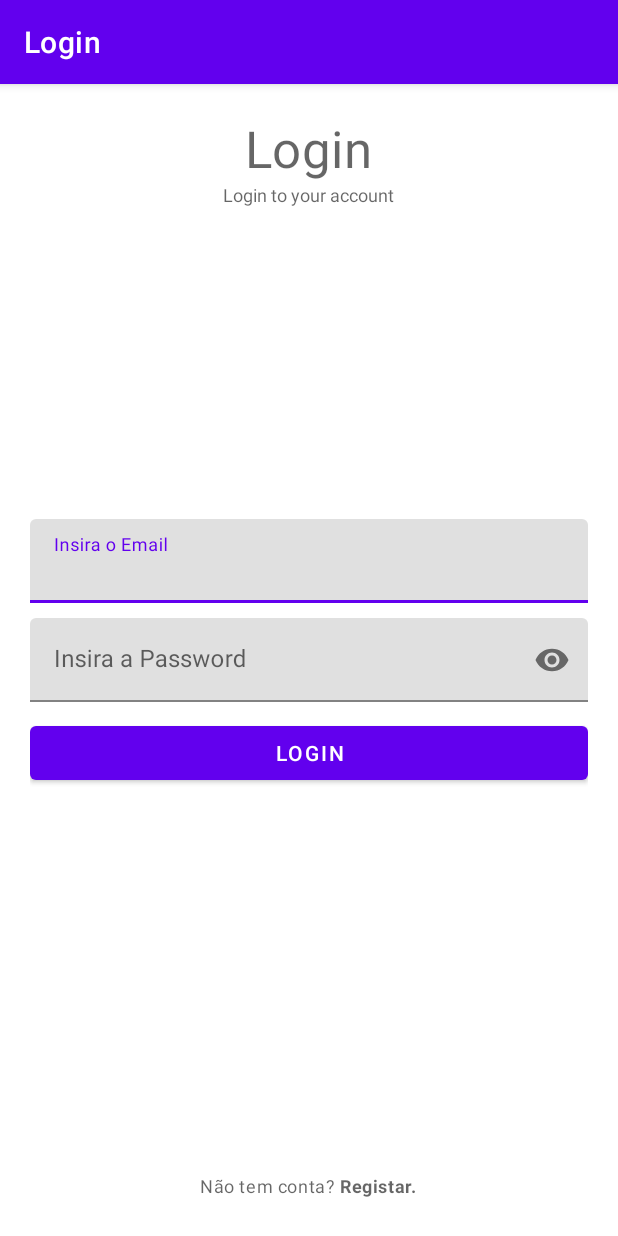
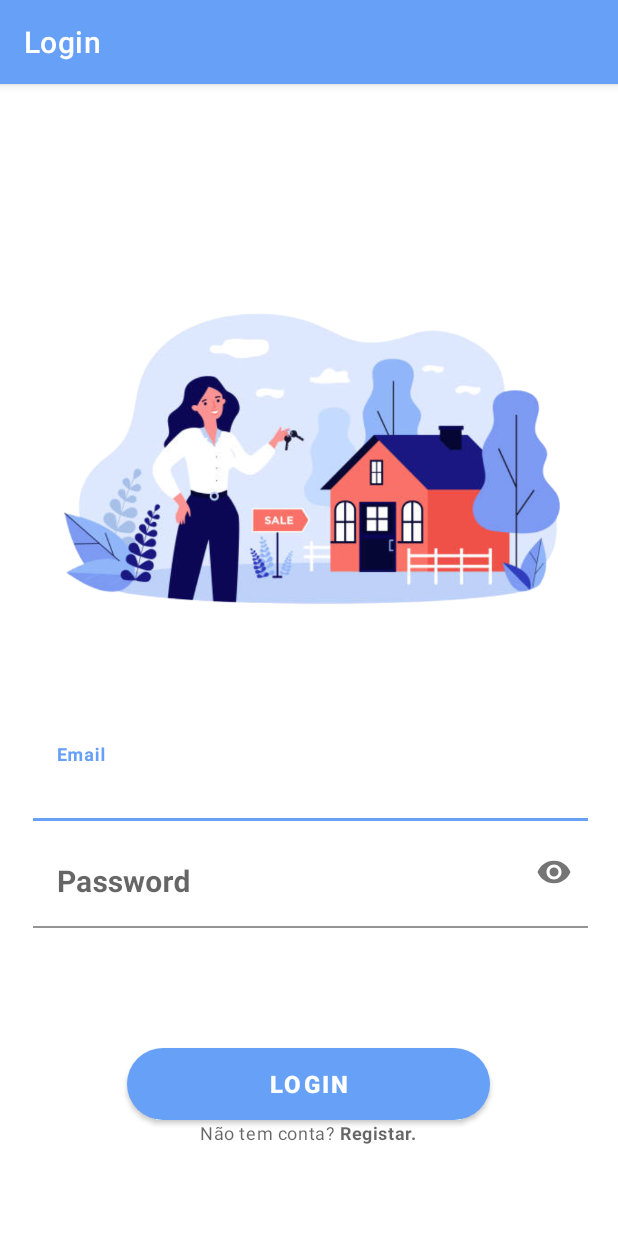
Before and after one commit to CVB-999999999/CM-TP, an Android app: the screen it shows after launch (LoginActivity), on a phone screen of 412 x 824 dp. Run offline under Robolectric (Android 15) with nearby library versions, the phone set to English and light mode, and no system bars; our stand-ins replace Firebase (no records; nobody signed in at launch, a user with empty details on screens opened directly).

Commit message:
login e primeira
ainda não finalizado

```diff
--- a/app/src/main/AndroidManifest.xml
+++ b/app/src/main/AndroidManifest.xml
@@ -11,6 +11,9 @@
         android:roundIcon="@mipmap/ic_launcher_round"
         android:supportsRtl="true"
         android:theme="@style/Theme.BD">
+        <activity
+            android:name=".PrimeiraActivity"
+            android:exported="false"/>
         <activity
             android:name=".EditarPerfil"
             android:exported="false" />
@@ -28,7 +31,10 @@
 
                 <category android:name="android.intent.category.LAUNCHER" />
             </intent-filter>
+
         </activity>
+
+
     </application>
 
 </manifest>
--- /dev/null
+++ b/app/src/main/res/drawable/round_btn.xml
@@ -0,0 +1,11 @@
+<?xml version="1.0" encoding="utf-8"?>
+<shape xmlns:android="http://schemas.android.com/apk/res/android">
+    <solid android:color="#fff"/>
+    <corners
+
+        android:topRightRadius="30dp"
+        android:topLeftRadius="30dp"
+        android:bottomLeftRadius="30dp"
+        android:bottomRightRadius="30dp" />
+
+</shape>
--- a/app/src/main/res/layout/activity_login.xml
+++ b/app/src/main/res/layout/activity_login.xml
@@ -4,39 +4,42 @@
     xmlns:tools="http://schemas.android.com/tools"
     android:layout_width="match_parent"
     android:layout_height="match_parent"
-    android:padding="20dp"
-    tools:context=".LoginActivity">
+    tools:context=".LoginActivity"
+    android:orientation="vertical"
+    android:padding="20dp">
 
-    <TextView
-        android:id="@+id/titleLabelTV"
-        android:layout_width="wrap_content"
-        android:layout_height="wrap_content"
-        android:layout_centerHorizontal="true"
-        android:text="Login"
-        style="@style/TextAppearance.MaterialComponents.Headline4"/>
 
-    <TextView
-        android:layout_width="wrap_content"
-        android:layout_height="wrap_content"
-        android:layout_centerHorizontal="true"
-        android:text="Login to your account"
-        android:layout_below="@id/titleLabelTV"
-        style="@style/TextAppearance.AppCompat.Caption"/>
+    <ImageView
+        android:id="@+id/imgLogin"
+        android:layout_width="400dp"
+        android:layout_height="300dp"
+        android:layout_marginStart="2dp"
+        android:layout_marginTop="80dp"
+        android:src="@drawable/loginr" />
+
 
     <!-- Email -->
     <com.google.android.material.textfield.TextInputLayout
-        android:id="@+id/emailTil"
-        android:layout_above="@id/passwordTil"
-        android:layout_marginBottom="10dp"
+        android:id="@+id/textUser"
         android:layout_width="match_parent"
-        android:layout_height="wrap_content">
+        android:layout_height="wrap_content"
+        android:layout_below="@+id/imgLogin"
+        android:layout_centerInParent="true"
+        android:layout_centerHorizontal="true"
+        android:layout_centerVertical="true">
 
         <EditText
             android:id="@+id/emailEt"
-            android:layout_width="match_parent"
+            android:layout_width="371dp"
             android:layout_height="wrap_content"
-            android:hint="Insira o Email"
-            android:inputType="textEmailAddress"/>
+            android:layout_marginStart="2dp"
+            android:layout_marginTop="30dp"
+            android:layout_marginEnd="30dp"
+            android:background="@android:color/transparent"
+            android:hint="Email"
+            android:inputType="textEmailAddress"
+            android:textSize="20sp"
+            android:textStyle="bold" />
 
     </com.google.android.material.textfield.TextInputLayout>
 
@@ -46,34 +49,53 @@
         app:passwordToggleEnabled="true"
         android:layout_width="match_parent"
         android:layout_height="wrap_content"
-        android:layout_centerInParent="true">
+        android:layout_below="@+id/textUser"
+        android:layout_centerInParent="true"
+        android:layout_centerHorizontal="true"
+        android:layout_centerVertical="true">
 
         <EditText
             android:id="@+id/passwordET"
-            android:layout_width="match_parent"
+            android:layout_width="371dp"
             android:layout_height="wrap_content"
+            android:layout_marginStart="2dp"
+            android:layout_marginTop="10dp"
+            android:layout_marginEnd="30dp"
+            android:background="@android:color/transparent"
+            android:hint="Password"
             android:inputType="textPassword"
-            android:hint="Insira a Password"/>
+            android:textSize="20sp"
+            android:textStyle="bold"/>
 
     </com.google.android.material.textfield.TextInputLayout>
 
     <!-- Login BTN -->
+
+    <!-- Sem conta -->
     <Button
         android:id="@+id/loginBtn"
         android:layout_width="match_parent"
         android:layout_height="wrap_content"
-        android:text="Login"
+        android:layout_centerInParent="true"
         android:layout_below="@id/passwordTil"
-        android:layout_marginTop="10dp"/>
+        android:background="@drawable/round_btn"
+        android:layout_marginEnd="90dp"
+        android:layout_marginTop="80dp"
+        android:layout_marginStart="40dp"
+        android:textSize="16sp"
+        android:textStyle="bold"
+        android:text="Login" />
 
-    <!-- Sem conta -->
+
     <TextView
         android:id="@+id/noAccountTv"
+        style="@style/TextAppearance.MaterialComponents.Caption"
         android:layout_width="wrap_content"
         android:layout_height="wrap_content"
-        android:text="@string/noAccount"
         android:layout_alignParentBottom="true"
-        android:padding="5dp"
+        android:layout_centerVertical="true"
         android:layout_centerHorizontal="true"
-        style="@style/TextAppearance.MaterialComponents.Caption"/>
+        android:layout_below="@id/loginBtn"
+        android:text="@string/noAccount" />
+
 </RelativeLayout>
--- a/app/src/main/res/values-night/themes.xml
+++ b/app/src/main/res/values-night/themes.xml
@@ -2,12 +2,12 @@
     <!-- Base application theme. -->
     <style name="Theme.BD" parent="Theme.MaterialComponents.DayNight.DarkActionBar">
         <!-- Primary brand color. -->
-        <item name="colorPrimary">@color/purple_200</item>
-        <item name="colorPrimaryVariant">@color/purple_700</item>
-        <item name="colorOnPrimary">@color/black</item>
+        <item name="colorPrimary">@color/azulInicio</item>
+        <item name="colorPrimaryVariant">@color/azulInicio</item>
+        <item name="colorOnPrimary">@color/white</item>
         <!-- Secondary brand color. -->
-        <item name="colorSecondary">@color/teal_200</item>
-        <item name="colorSecondaryVariant">@color/teal_200</item>
+        <item name="colorSecondary">@color/greyLight</item>
+        <item name="colorSecondaryVariant">@color/grey</item>
         <item name="colorOnSecondary">@color/black</item>
         <!-- Status bar color. -->
         <item name="android:statusBarColor" tools:targetApi="l">?attr/colorPrimaryVariant</item>
--- a/app/src/main/res/values/colors.xml
+++ b/app/src/main/res/values/colors.xml
@@ -1,13 +1,20 @@
 <?xml version="1.0" encoding="utf-8"?>
 <resources>
-    <color name="purple_200">#FFBB86FC</color>
-    <color name="purple_500">#FF6200EE</color>
-    <color name="purple_700">#FF3700B3</color>
-    <color name="teal_200">#FF03DAC5</color>
-    <color name="teal_700">#FF018786</color>
     <color name="black">#FF000000</color>
     <color name="white">#FFFFFFFF</color>
     <color name="first">#FFFFFFFF</color>
     <color name="second">#FFFFFFFF</color>
     <color name="third">#FFFFFFFF</color>
+    <color name="azul">#7c9af2</color>
+    <color name="azulb">#90bbf2</color>
+    <color name="azulAcizentado">#ecf5f9</color>
+    <color name="azulInicio">#67a0f7</color>
+    <color name="grey">#999999</color>
+    <color name="greyLight">#c1c1c1</color>
+
+
+
+
+
+
 </resources>
--- a/app/src/main/res/values/themes.xml
+++ b/app/src/main/res/values/themes.xml
@@ -2,15 +2,16 @@
     <!-- Base application theme. -->
     <style name="Theme.BD" parent="Theme.MaterialComponents.DayNight.DarkActionBar">
         <!-- Primary brand color. -->
-        <item name="colorPrimary">@color/purple_500</item>
-        <item name="colorPrimaryVariant">@color/purple_700</item>
+        <item name="colorPrimary">@color/azulInicio</item>
+        <item name="colorPrimaryVariant">@color/azulb</item>
         <item name="colorOnPrimary">@color/white</item>
         <!-- Secondary brand color. -->
-        <item name="colorSecondary">@color/teal_200</item>
-        <item name="colorSecondaryVariant">@color/teal_700</item>
+        <item name="colorSecondary">@color/greyLight</item>
+        <item name="colorSecondaryVariant">@color/grey</item>
         <item name="colorOnSecondary">@color/black</item>
         <!-- Status bar color. -->
         <item name="android:statusBarColor" tools:targetApi="l">?attr/colorPrimaryVariant</item>
         <!-- Customize your theme here. -->
+
     </style>
 </resources>
```
Also changed, not shown: app/src/main/java/com/example/bd/PrimeiraActivity.kt (added, +21 -0 lines), app/src/main/res/drawable/ic_home_azul.xml (added, +12 -0 lines), app/src/main/res/drawable/ic_home_cizento.xml (added, +24 -0 lines), app/src/main/res/drawable/ic_home_minimal.xml (added, +12 -0 lines), app/src/main/res/layout/activity_primeira.xml (added, +79 -0 lines), app/src/main/res/drawable/choose1.jpg (added), app/src/main/res/drawable/choose2.jpg (added), app/src/main/res/drawable/choose3.jpg (added), app/src/main/res/drawable/login.jpg (added), app/src/main/res/drawable/loginr.png (added), app/src/main/res/drawable/remove.png (added).
